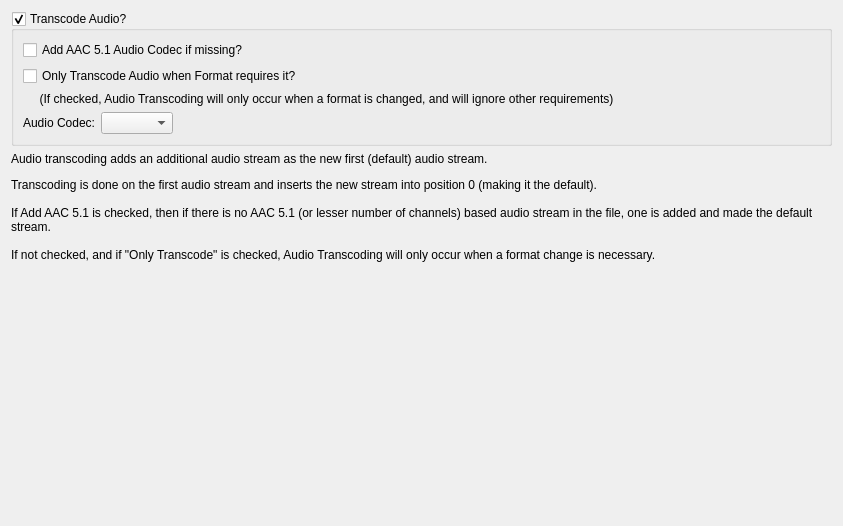
Qt form Preferences/UI/TranscodeAudioSettings.ui (towel42-com/MediaManager) before a commit.
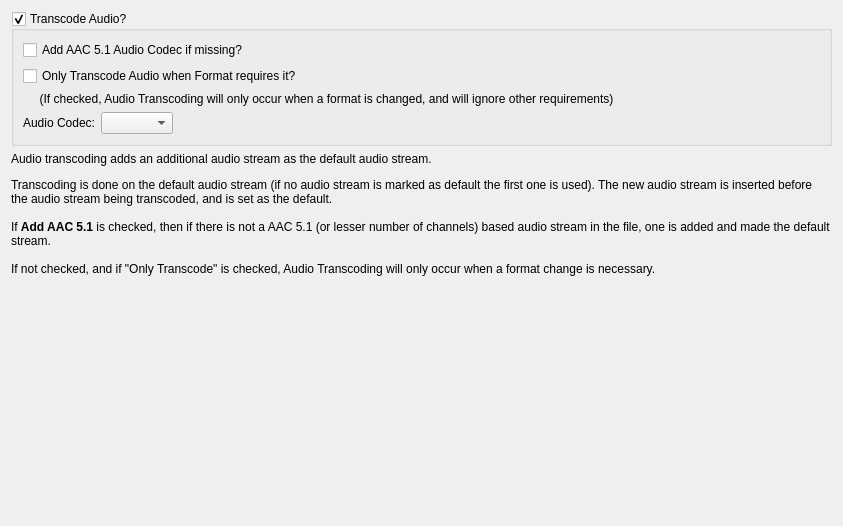
The same form after that commit.

Commit message: Transcode the default audio stream, not always the first one

The edit to the form file:
```diff
--- a/Preferences/UI/TranscodeAudioSettings.ui
+++ b/Preferences/UI/TranscodeAudioSettings.ui
@@ -77,7 +77,7 @@
    <item row="1" column="0">
     <widget class="QLabel" name="label_2">
      <property name="text">
-      <string>&lt;html&gt;&lt;head/&gt;&lt;body&gt;&lt;p&gt;Audio transcoding adds an additional audio stream as the new first (default) audio stream.&lt;/p&gt;&lt;p&gt;Transcoding is done on the first audio stream and inserts the new stream into position 0 (making it the default). &lt;br/&gt;&lt;br/&gt;If Add AAC 5.1 is checked, then if there is no AAC 5.1 (or lesser number of channels) based audio stream in the file, one is added and made the default stream. &lt;br/&gt;&lt;br/&gt;If not checked, and if &amp;quot;Only Transcode&amp;quot; is checked, Audio Transcoding will only occur when a format change is necessary.&lt;/p&gt;&lt;/body&gt;&lt;/html&gt;</string>
+      <string>&lt;html&gt;&lt;head/&gt;&lt;body&gt;&lt;p&gt;Audio transcoding adds an additional audio stream as the default audio stream.&lt;/p&gt;&lt;p&gt;Transcoding is done on the default audio stream (if no audio stream is marked as default the first one is used).  The new audio stream is inserted before the audio stream being transcoded, and is set as the default.&lt;br/&gt;&lt;br/&gt;If &lt;span style=&quot; font-weight:600;&quot;&gt;Add AAC 5.1&lt;/span&gt; is checked, then if there is not a AAC 5.1 (or lesser number of channels) based audio stream in the file, one is added and made the default stream. &lt;br/&gt;&lt;br/&gt;If not checked, and if &amp;quot;Only Transcode&amp;quot; is checked, Audio Transcoding will only occur when a format change is necessary.&lt;/p&gt;&lt;/body&gt;&lt;/html&gt;</string>
      </property>
      <property name="textFormat">
       <enum>Qt::RichText</enum>
```
The commit also changes 2 other files.
